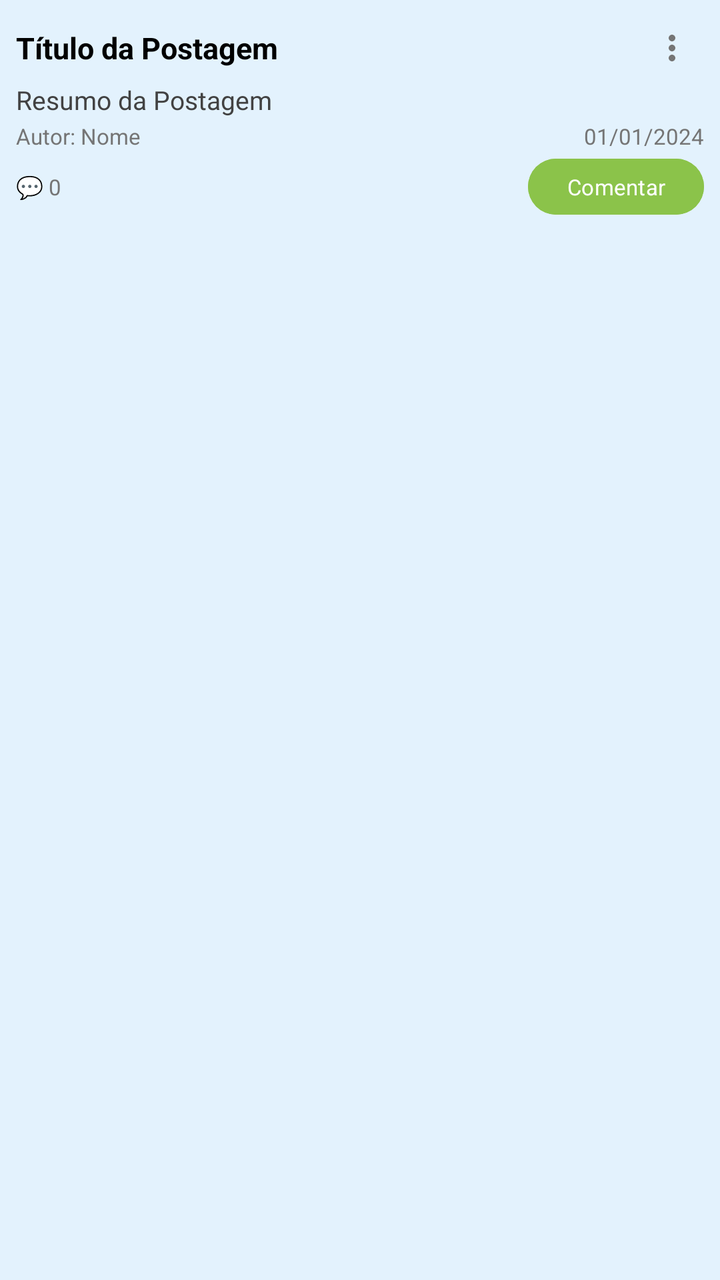
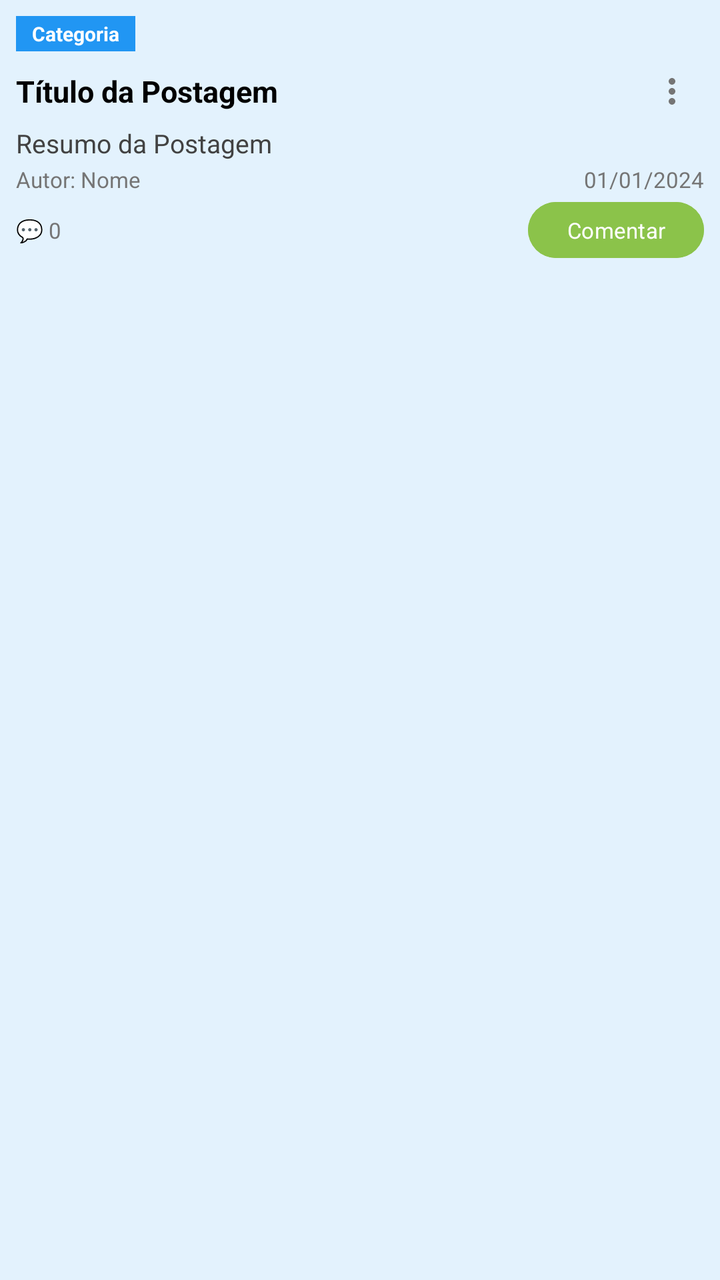

An Android layout rendered at two revisions. The XML below is the earlier revision; the diff shows what the commit changed to produce the second picture.
<!-- AndroidManifest.xml: application theme Theme.App_Conquistas_2 -->
<!-- res/layout/item_post.xml -->
<?xml version="1.0" encoding="utf-8"?>
<LinearLayout xmlns:android="http://schemas.android.com/apk/res/android"
    xmlns:app="http://schemas.android.com/apk/res-auto"
    android:layout_width="match_parent"
    android:layout_height="wrap_content"
    android:orientation="vertical"
    android:padding="8dp"
    android:background="#E3F2FD"
    android:layout_marginStart="4dp"
    android:layout_marginEnd="4dp"
    android:layout_marginTop="2dp"
    android:layout_marginBottom="2dp">

    <LinearLayout
        android:layout_width="match_parent"
        android:layout_height="wrap_content"
        android:orientation="horizontal"
        android:gravity="center_vertical">

        <TextView
            android:id="@+id/textViewTituloPost"
            android:layout_width="0dp"
            android:layout_height="wrap_content"
            android:layout_weight="1"
            android:text="Título da Postagem"
            android:textSize="15sp"
            android:textStyle="bold"
            android:textColor="#000000"
            android:maxLines="2"
            android:ellipsize="end"
            android:layout_marginBottom="0dp"/>

        <ImageView
            android:id="@+id/iconMenuOpcoes"
            android:layout_width="32dp"
            android:layout_height="32dp"
            android:src="@drawable/ic_more_vert"
            app:tint="#757575"
            android:padding="6dp"
            android:background="?attr/selectableItemBackgroundBorderless"
            android:contentDescription="Opções da Postagem" />
    </LinearLayout>

    <TextView
        android:id="@+id/textViewResumoPost"
        android:layout_width="match_parent"
        android:layout_height="wrap_content"
        android:text="Resumo da Postagem"
        android:textSize="13sp"
        android:layout_marginTop="1dp"
        android:textColor="#424242"
        android:maxLines="2"
        android:ellipsize="end" />

    <LinearLayout
        android:layout_width="match_parent"
        android:layout_height="wrap_content"
        android:orientation="horizontal"
        android:layout_marginTop="2dp"
        android:gravity="center_vertical">

        <TextView
            android:id="@+id/textViewAutor"
            android:layout_width="0dp"
            android:layout_height="wrap_content"
            android:layout_weight="1"
            android:text="Autor: Nome"
            android:textSize="11sp"
            android:textColor="#757575"
            android:maxLines="1"
            android:ellipsize="end" />

        <TextView
            android:id="@+id/textViewData"
            android:layout_width="wrap_content"
            android:layout_height="wrap_content"
            android:text="01/01/2024"
            android:textSize="11sp"
            android:textColor="#757575"
            android:layout_marginStart="4dp" />
    </LinearLayout>

    <LinearLayout
        android:layout_width="match_parent"
        android:layout_height="wrap_content"
        android:orientation="horizontal"
        android:layout_marginTop="4dp"
        android:gravity="center_vertical">

        <TextView
            android:id="@+id/textViewComentarios"
            android:layout_width="0dp"
            android:layout_height="wrap_content"
            android:layout_weight="1"
            android:text="💬 0"
            android:textSize="11sp"
            android:textColor="#757575" />


        <Button
            android:id="@+id/buttonAddComment"
            android:layout_width="wrap_content"
            android:layout_height="28dp"
            android:backgroundTint="#8BC34A"
            android:paddingStart="10dp"
            android:paddingEnd="10dp"
            android:paddingTop="0dp"
            android:paddingBottom="0dp"
            android:insetTop="0dp"
            android:insetBottom="0dp"
            android:minHeight="0dp"
            android:text="Comentar"
            android:textColor="#FFFFFF"
            android:textSize="11sp"
            android:textAllCaps="false" />
    </LinearLayout>
</LinearLayout>
<!-- resources referenced by this layout -->
<resources>
  <!-- drawable ic_more_vert (drawable) -->
  <vector xmlns:android="http://schemas.android.com/apk/res/android"
      android:width="24dp"
      android:height="24dp"
      android:viewportWidth="24.0"
      android:viewportHeight="24.0">
      <path
          android:fillColor="#FF000000"
          android:pathData="M12,8c1.1,0 2,-0.9 2,-2s-0.9,-2 -2,-2 -2,0.9 -2,2 0.9,2 2,2zM12,10c-1.1,0 -2,0.9 -2,2s0.9,2 2,2 2,-0.9 2,-2 -0.9,-2 -2,-2zM12,16c-1.1,0 -2,0.9 -2,2s0.9,2 2,2 2,-0.9 2,-2 -0.9,-2 -2,-2z"/>
  </vector>
  <style name="Theme.App_Conquistas_2" parent="Base.Theme.App_Conquistas_2" />
  <style name="Base.Theme.App_Conquistas_2" parent="Theme.Material3.DayNight.NoActionBar">
          
          <item name="colorPrimary">@color/colorPrimary</item>
          <item name="colorPrimaryVariant">@color/colorPrimaryVariant</item>
          <item name="colorSecondary">@color/colorSecondary</item>
          <item name="colorSecondaryVariant">@color/colorSecondaryVariant</item>
          <item name="colorOnPrimary">@color/colorOnPrimary</item>
          <item name="colorOnSecondary">@color/colorOnSecondary</item>
          
          
          <item name="android:windowBackground">@color/colorBackground</item>
          <item name="colorSurface">@color/colorSurface</item>
          
          
          <item name="android:fontFamily">sans-serif</item>
          
          
          <item name="android:statusBarColor">@color/colorPrimaryVariant</item>
          <item name="android:navigationBarColor">@color/colorBackground</item>
      </style>
  <color name="colorPrimary">#673AB7</color>
  <color name="colorPrimaryVariant">#512DA8</color>
  <color name="colorSecondary">#009688</color>
  <color name="colorSecondaryVariant">#00796B</color>
  <color name="colorOnPrimary">#FFFFFF</color>
  <color name="colorOnSecondary">#FFFFFF</color>
  <color name="colorBackground">#F3F4F6</color>
  <color name="colorSurface">#FFFFFF</color>
</resources>

<!-- the commit's change to res/layout/item_post.xml (unified diff, before → after) -->
@@ -10,6 +10,22 @@
     android:layout_marginEnd="4dp"
     android:layout_marginTop="2dp"
     android:layout_marginBottom="2dp">
+
+    <TextView
+        android:id="@+id/textViewCategoria"
+        android:layout_width="wrap_content"
+        android:layout_height="wrap_content"
+        android:text="Categoria"
+        android:textSize="10sp"
+        android:textColor="#FFFFFF"
+        android:background="#2196F3"
+        android:paddingStart="8dp"
+        android:paddingEnd="8dp"
+        android:paddingTop="2dp"
+        android:paddingBottom="2dp"
+        android:layout_marginBottom="4dp"
+        android:textStyle="bold"
+        android:backgroundTint="#2196F3" />
 
     <LinearLayout
         android:layout_width="match_parent"
@@ -61,14 +77,20 @@
 
         <TextView
             android:id="@+id/textViewAutor"
-            android:layout_width="0dp"
+            android:layout_width="wrap_content"
             android:layout_height="wrap_content"
-            android:layout_weight="1"
             android:text="Autor: Nome"
             android:textSize="11sp"
             android:textColor="#757575"
             android:maxLines="1"
-            android:ellipsize="end" />
+            android:ellipsize="end"
+            android:background="?attr/selectableItemBackground"
+            android:paddingEnd="8dp" />
+
+        <Space
+            android:layout_width="0dp"
+            android:layout_height="wrap_content"
+            android:layout_weight="1" />
 
         <TextView
             android:id="@+id/textViewData"
